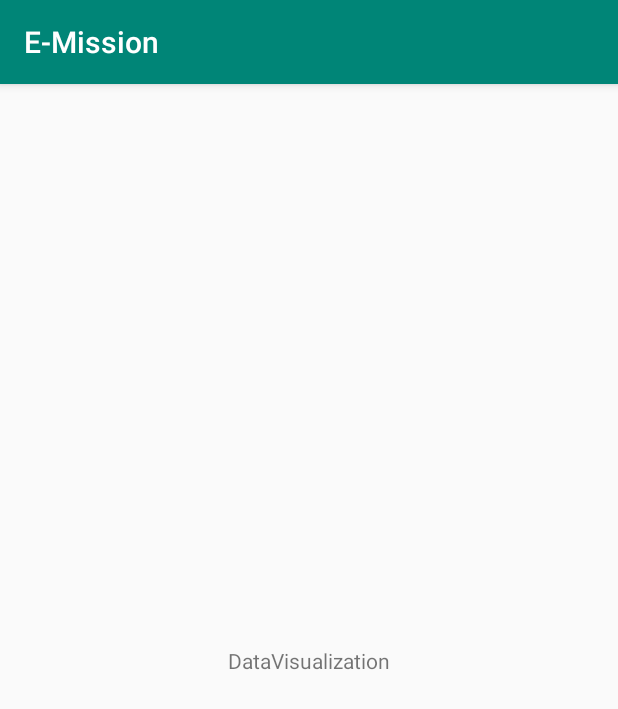
After one commit to blabel3/e-mission, an Android app: the fragment DataVisualization shown on its own in the app's theme, on a phone screen of 412 x 824 dp. The commit adds this screen. Shown: the top 709 px of the screen. Run offline under Robolectric (Android 15) with nearby library versions, the phone set to English and light mode, and no system bars.

```diff
--- a/app/build.gradle
+++ b/app/build.gradle
@@ -25,6 +25,7 @@ dependencies {
     implementation 'com.android.support:appcompat-v7:28.0.0'
     implementation 'com.android.support:design:28.0.0'
     implementation 'com.android.support.constraint:constraint-layout:1.1.3'
+    implementation 'android.arch.lifecycle:extensions:1.1.1'
     testImplementation 'junit:junit:4.12'
     androidTestImplementation 'com.android.support.test:runner:1.0.2'
     androidTestImplementation 'com.android.support.test.espresso:espresso-core:3.0.2'
--- a/app/src/main/AndroidManifest.xml
+++ b/app/src/main/AndroidManifest.xml
@@ -14,6 +14,7 @@
             android:roundIcon="@mipmap/ic_launcher_round"
             android:supportsRtl="true"
             android:theme="@style/AppTheme">
+
         <activity
                 android:name=".LoginActivity"
                 android:label="@string/title_activity_login"/>
@@ -36,11 +37,6 @@
                 android:label="@string/title_activity_car_input"
                 android:theme="@style/AppTheme.NoActionBar">
         </activity>
-        <activity
-                android:name="com.abnc.emission.CarInputActivity"
-                android:label="@string/title_activity_car_input"
-                android:theme="@style/AppTheme.NoActionBar">
-        </activity>
     </application>
 
 </manifest>
--- /dev/null
+++ b/app/src/main/java/com/abnc/emission/ui/datavisualization/DataVisualization.java
@@ -0,0 +1,35 @@
+package com.abnc.emission.ui.datavisualization;
+
+import android.arch.lifecycle.ViewModelProviders;
+import android.os.Bundle;
+import android.support.annotation.NonNull;
+import android.support.annotation.Nullable;
+import android.support.v4.app.Fragment;
+import android.view.LayoutInflater;
+import android.view.View;
+import android.view.ViewGroup;
+import com.emission.abnc.emission.R;
+
+public class DataVisualization extends Fragment {
+
+    private DataVisualizationViewModel mViewModel;
+
+    public static DataVisualization newInstance() {
+        return new DataVisualization();
+    }
+
+    @Nullable
+    @Override
+    public View onCreateView(@NonNull LayoutInflater inflater, @Nullable ViewGroup container,
+                             @Nullable Bundle savedInstanceState) {
+        return inflater.inflate(R.layout.data_visualization_fragment, container, false);
+    }
+
+    @Override
+    public void onActivityCreated(@Nullable Bundle savedInstanceState) {
+        super.onActivityCreated(savedInstanceState);
+        mViewModel = ViewModelProviders.of(this).get(DataVisualizationViewModel.class);
+        // TODO: Use the ViewModel
+    }
+
+}
--- /dev/null
+++ b/app/src/main/java/com/abnc/emission/ui/datavisualization/DataVisualizationViewModel.java
@@ -0,0 +1,7 @@
+package com.abnc.emission.ui.datavisualization;
+
+import android.arch.lifecycle.ViewModel;
+
+public class DataVisualizationViewModel extends ViewModel {
+    // TODO: Implement the ViewModel
+}
--- /dev/null
+++ b/app/src/main/res/layout/data_visualization_fragment.xml
@@ -0,0 +1,21 @@
+<?xml version="1.0" encoding="utf-8"?>
+<android.support.constraint.ConstraintLayout
+        xmlns:android="http://schemas.android.com/apk/res/android"
+        xmlns:app="http://schemas.android.com/apk/res-auto"
+        xmlns:tools="http://schemas.android.com/tools"
+        android:id="@+id/datavisualization"
+        android:layout_width="match_parent"
+        android:layout_height="match_parent"
+        tools:context=".ui.datavisualization.DataVisualization">
+
+    <TextView
+            android:id="@+id/message"
+            android:layout_width="wrap_content"
+            android:layout_height="wrap_content"
+            android:text="DataVisualization"
+            app:layout_constraintBottom_toBottomOf="parent"
+            app:layout_constraintEnd_toEndOf="parent"
+            app:layout_constraintStart_toStartOf="parent"
+            app:layout_constraintTop_toTopOf="parent"/>
+
+</android.support.constraint.ConstraintLayout>
--- a/app/src/main/res/values/colors.xml
+++ b/app/src/main/res/values/colors.xml
@@ -3,4 +3,6 @@
     <color name="colorPrimary">#008577</color>
     <color name="colorPrimaryDark">#00574B</color>
     <color name="colorAccent">#D81B60</color>
+    <color name="projectGreen">#13a001</color>
+    <color name="dropDownBackground">#ffffff</color>
 </resources>
```
Also changed, not shown: app/src/main/java/com/abnc/emission/MainActivity.java (added, +20 -0 lines), app/src/main/res/layout/content_car_input.xml (+8 -27 lines), app/src/main/res/layout/main_activity.xml (added, +8 -0 lines), app/src/main/res/values/car_data.xml (added, +15 -0 lines).
